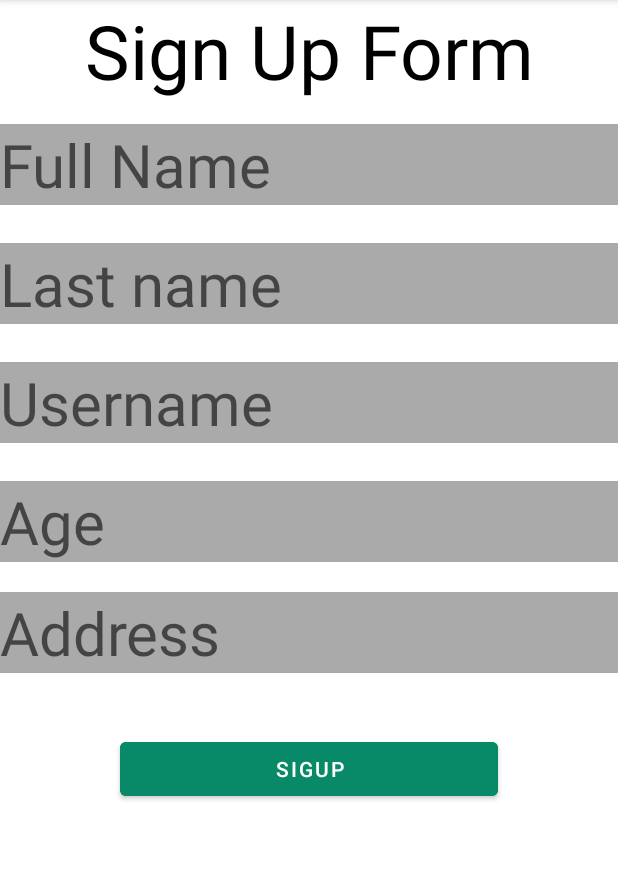
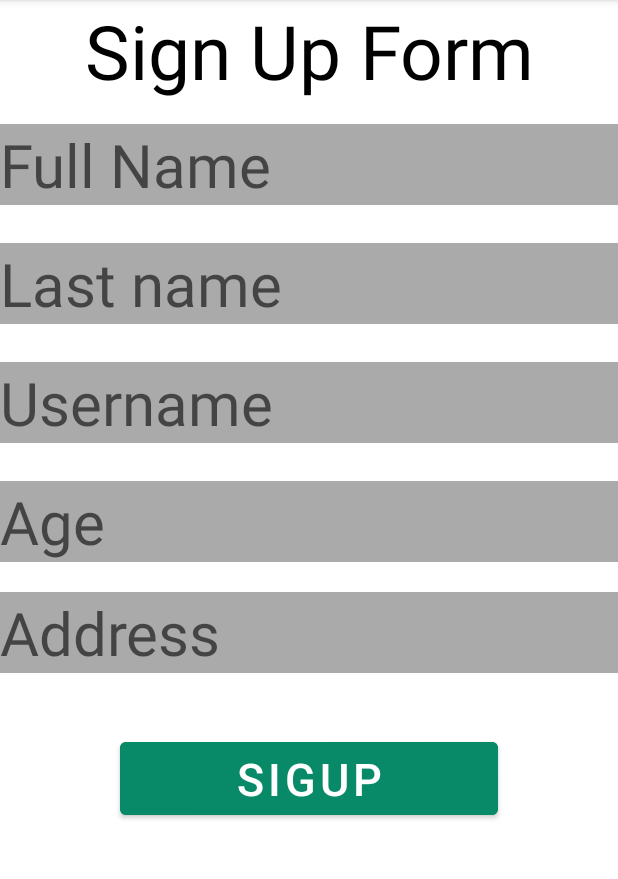
Before and after one commit to chhabi10/FinalAssignment, an Android app: the SignupActivity screen opened directly, with no data from a screen before it, on a phone screen of 412 x 824 dp, the part 84-963 px from its top. Run offline under Robolectric (Android 15) with nearby library versions, the phone set to English and light mode, and no system bars.

Commit message:
changes in xml and activity

```diff
--- a/app/src/main/res/layout/activity_login.xml
+++ b/app/src/main/res/layout/activity_login.xml
@@ -49,6 +49,7 @@
             android:ems="20"
             android:inputType="textPersonName"
             android:hint="Username"
+            android:textStyle="italic"
             android:textSize="30sp"
             android:textColor="@color/black"
             app:layout_constraintEnd_toEndOf="parent"
@@ -75,6 +76,7 @@
             android:ems="10"
             android:inputType="textPassword"
             android:hint="Password"
+            android:textStyle="italic"
             android:textColor="@color/black"
             android:textSize="30sp"
             app:layout_constraintEnd_toEndOf="parent"
--- a/app/src/main/res/layout/activity_signup.xml
+++ b/app/src/main/res/layout/activity_signup.xml
@@ -28,6 +28,7 @@
             android:textColor="@color/black"
             android:layout_marginTop="15dp"
             android:layout_marginBottom="10dp"/>
+
         <EditText
             android:id="@+id/etlname"
             android:layout_width="match_parent"
@@ -82,6 +83,7 @@
             android:layout_width="match_parent"
             android:layout_height="wrap_content"
             android:text="Sigup"
+            android:textSize="30sp"
             android:layout_marginTop="40dp"
             android:backgroundTint="#088A68" />
 
```
